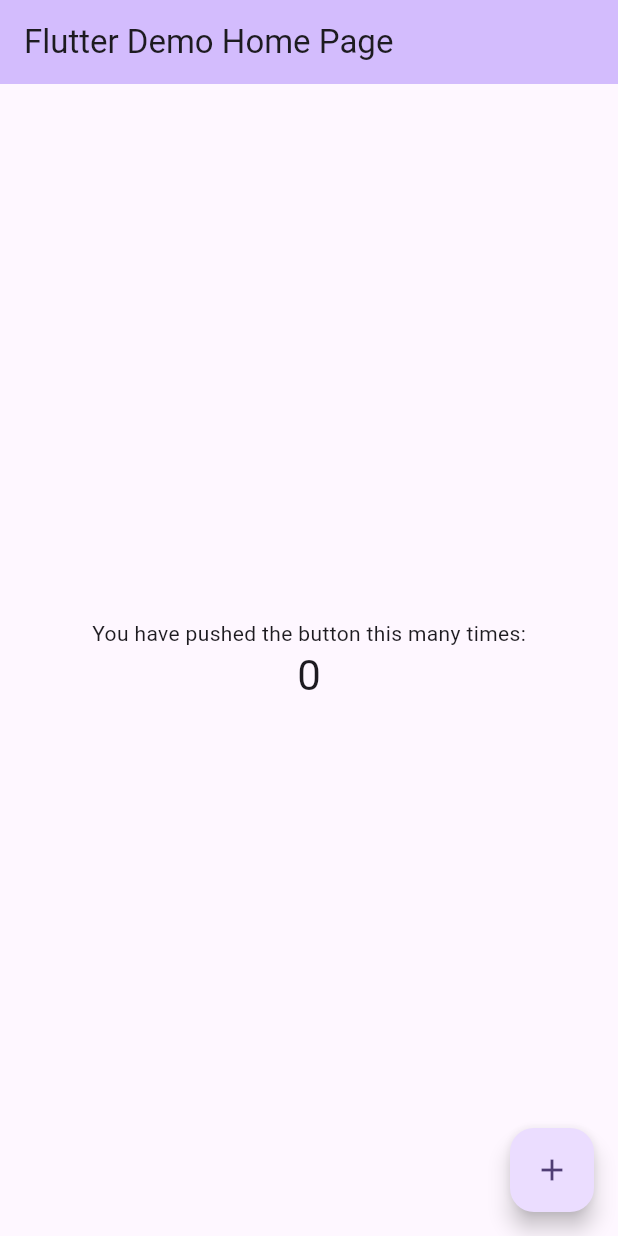
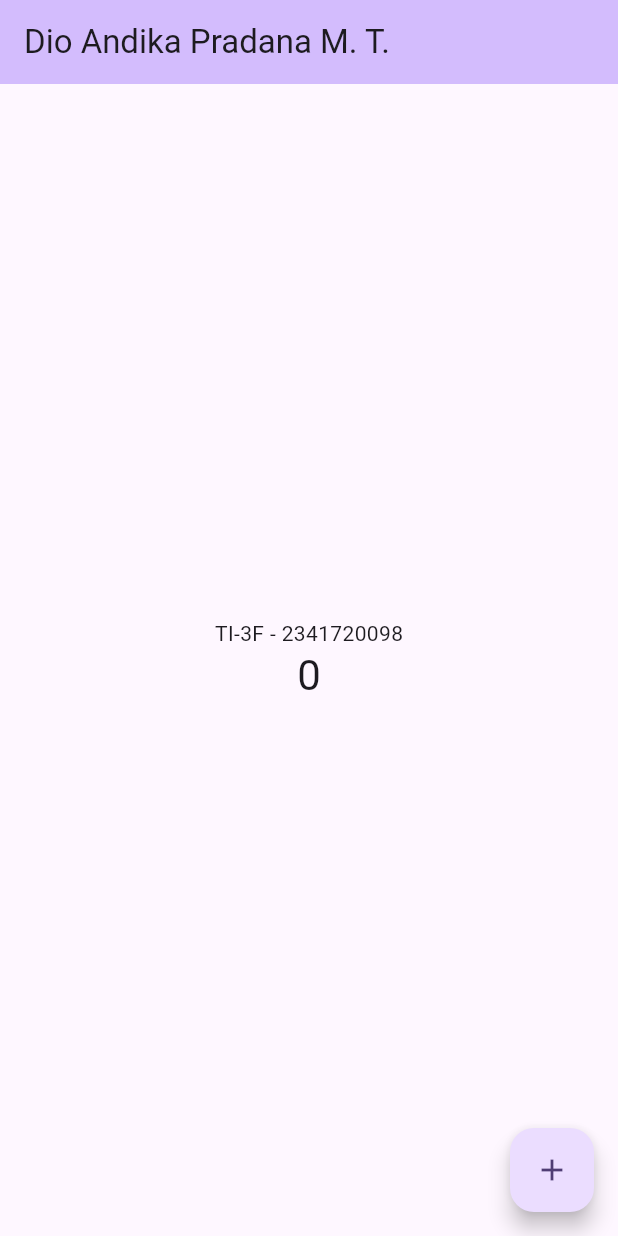
Before and after one commit to TamaDioo/flutter-fundamental-part1, a Flutter app: the screen it shows after launch, on a phone screen of 412 x 824 dp. Run offline on Flutter 3.47's test engine with Material 3 defaults, Android fonts, the phone set to English and light mode, and no system bars.

Commit message:
add: Praktikum 1, 2, dan 3 codelab 5

```diff
--- a/lib/main.dart
+++ b/lib/main.dart
@@ -30,7 +30,7 @@
         // tested with just a hot reload.
         colorScheme: ColorScheme.fromSeed(seedColor: Colors.deepPurple),
       ),
-      home: const MyHomePage(title: 'Flutter Demo Home Page'),
+      home: const MyHomePage(title: 'Dio Andika Pradana M. T.'),
     );
   }
 }
@@ -104,7 +104,7 @@
           // wireframe for each widget.
           mainAxisAlignment: MainAxisAlignment.center,
           children: <Widget>[
-            const Text('You have pushed the button this many times:'),
+            const Text('TI-3F - 2341720098'),
             Text(
               '$_counter',
               style: Theme.of(context).textTheme.headlineMedium,
```
Also changed, not shown: images/01.png (added), images/new-project.png (added), images/prak2_bukti1.jpg (added), images/prak2_bukti2.jpg (added), images/push_new-project.png (added), images/run_project.png (added), 1 other file.
